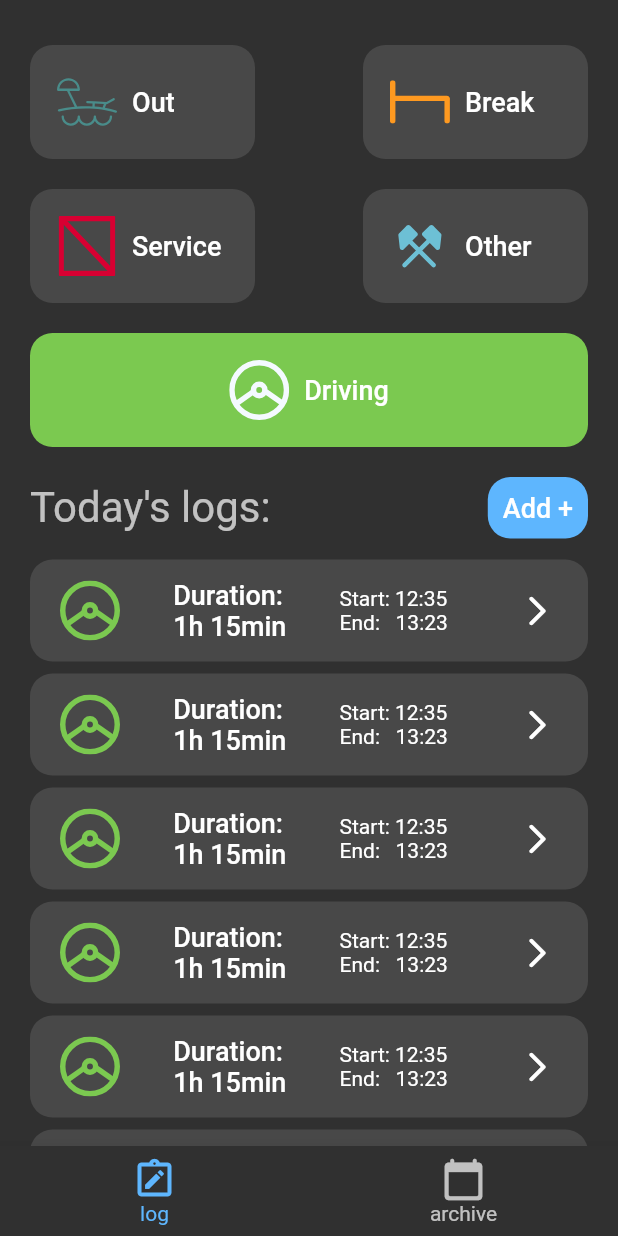
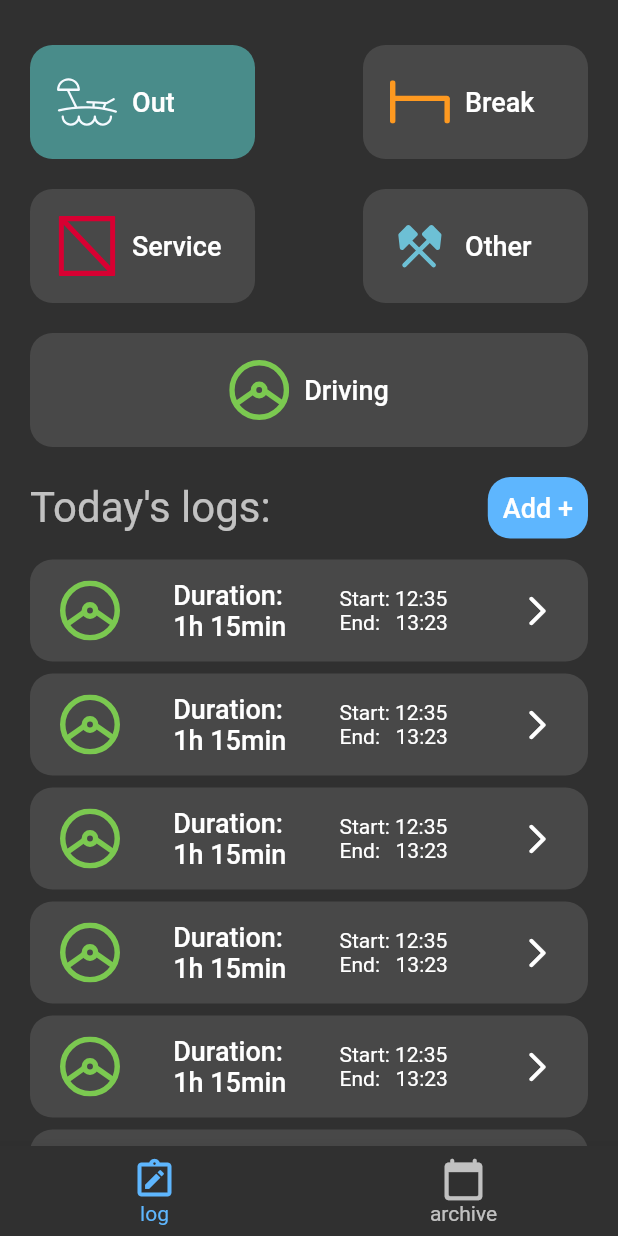
Before and after one commit to JTorkk/driving-time-logger, a Flutter app: the screen it shows after launch, on a phone screen of 412 x 824 dp. Run offline on Flutter 3.47's test engine with Material 2 defaults, Android fonts, the phone set to English and light mode, and no system bars; our stand-ins replace bloc, flutter_bloc, flutter_svg, table_calendar.

Commit message:
amde buttons work

```diff
--- /dev/null
+++ b/driving_time_log/lib/archive_screen/cubit/archive_cubit.dart
@@ -0,0 +1,8 @@
+import 'package:bloc/bloc.dart';
+import 'package:meta/meta.dart';
+
+part 'archive_state.dart';
+
+class ArchiveCubit extends Cubit<ArchiveState> {
+  ArchiveCubit() : super(ArchiveInitial());
+}
--- /dev/null
+++ b/driving_time_log/lib/archive_screen/cubit/archive_state.dart
@@ -0,0 +1,6 @@
+part of 'archive_cubit.dart';
+
+@immutable
+abstract class ArchiveState {}
+
+class ArchiveInitial extends ArchiveState {}
--- a/driving_time_log/lib/driving_screen.dart
+++ /dev/null
@@ -1,123 +0,0 @@
-import 'package:driving_time_log/resources/assets.dart';
-import 'package:driving_time_log/resources/colors.dart';
-import 'package:driving_time_log/resources/maps_lists_enums.dart';
-import 'package:driving_time_log/resources/widgets/button_with_icon.dart';
-import 'package:driving_time_log/resources/widgets/current_days_logs.dart';
-import 'package:driving_time_log/resources/widgets/edit_details_dialog.dart';
-import 'package:driving_time_log/resources/widgets/svg_icon.dart';
-import 'package:flutter/material.dart';
-
-class DrivingScreen extends StatelessWidget {
-  const DrivingScreen({Key? key}) : super(key: key);
-
-  @override
-  Widget build(BuildContext context) {
-    var theme = Theme.of(context).textTheme;
-
-    return SafeArea(
-      bottom: false,
-      right: false,
-      left: false,
-      child: Container(
-        padding: const EdgeInsets.fromLTRB(20, 20, 20, 0),
-        child: Column(
-          children: [
-            Padding(
-              padding: const EdgeInsets.symmetric(vertical: 10),
-              child: Row(
-                mainAxisAlignment: MainAxisAlignment.spaceBetween,
-                children: [
-                  //TODO: only one button can be choosen at time if one is choosen and other one is pressed
-                  //it will create new log event
-                  ButtonWithIcon(
-                    text: 'Out',
-                    color: cyan,
-                    icon: out,
-                    onTap: () {
-                      print('out');
-                    },
-                  ),
-                  ButtonWithIcon(
-                    text: 'Break',
-                    color: orange,
-                    icon: sleepAndBreak,
-                    onTap: () {
-                      print('break');
-                    },
-                  ),
-                ],
-              ),
-            ),
-            Padding(
-              padding: const EdgeInsets.symmetric(vertical: 10),
-              child: Row(
-                mainAxisAlignment: MainAxisAlignment.spaceBetween,
-                children: [
-                  ButtonWithIcon(
-                    text: 'Service',
-                    color: red,
-                    icon: service,
-                    onTap: () {
-                      print('service');
-                    },
-                  ),
-                  ButtonWithIcon(
-                    text: 'Other',
-                    color: blue,
-                    icon: otherWork,
-                    onTap: () {
-                      print('other');
-                    },
-                  ),
-                ],
-              ),
-            ),
-            Padding(
-              padding: const EdgeInsets.symmetric(vertical: 10),
-              child: ButtonWithIcon(
-                text: 'Driving',
-                color: green,
-                icon: driving,
-                center: true,
-                selected: true,
-                onTap: () {
-                  print('driving');
-                },
-              ),
-            ),
-            const SizedBox(height: 10),
-            Row(
-              mainAxisAlignment: MainAxisAlignment.spaceBetween,
-              children: [
-                Text(
-                  "Today's logs:",
-                  style: theme.headline2,
-                ),
-                GestureDetector(
-                  onTap: () {
-                    detailsDialog(context: context);
-                  },
-                  child: Container(
-                    padding: const EdgeInsets.all(10),
-                    decoration: const BoxDecoration(
-                      color: accentblue,
-                      borderRadius: BorderRadius.all(
-                        Radius.circular(15),
-                      ),
-                    ),
-                    child: Text(
-                      'Add +',
-                      style: theme.bodyText1,
-                    ),
-                  ),
-                ),
-              ],
-            ),
-            const SizedBox(height: 10),
-            const CurrentDayLogs(),
-          ],
-        ),
-      ),
-    );
-  }
-}
--- /dev/null
+++ b/driving_time_log/lib/driving_screen/cubit/driving_cubit.dart
@@ -0,0 +1,12 @@
+import 'package:bloc/bloc.dart';
+import 'package:driving_time_log/resources/maps_Lists_enums.dart';
+
+part 'driving_state.dart';
+
+class DrivingCubit extends Cubit<DrivingState> {
+  DrivingCubit() : super(const DrivingState());
+
+  void setEnabledButton({required IconsAndNames button}) async {
+    emit(state.copyWith(enabledIcon: button));
+  }
+}
--- /dev/null
+++ b/driving_time_log/lib/driving_screen/cubit/driving_state.dart
@@ -0,0 +1,20 @@
+part of 'driving_cubit.dart';
+
+class DrivingState {
+  final bool busy;
+  final IconsAndNames enabledIcon;
+
+  const DrivingState({
+    this.busy = false,
+    this.enabledIcon = IconsAndNames.out,
+  });
+
+  DrivingState copyWith({
+    bool? busy,
+    IconsAndNames? enabledIcon,
+  }) =>
+      DrivingState(
+        busy: busy ?? this.busy,
+        enabledIcon: enabledIcon ?? this.enabledIcon,
+      );
+}
--- /dev/null
+++ b/driving_time_log/lib/driving_screen/driving_screen.dart
@@ -0,0 +1,149 @@
+import 'package:driving_time_log/driving_screen/cubit/driving_cubit.dart';
+import 'package:driving_time_log/resources/assets.dart';
+import 'package:driving_time_log/resources/colors.dart';
+import 'package:driving_time_log/resources/maps_Lists_enums.dart';
+import 'package:driving_time_log/resources/widgets/button_with_icon.dart';
+import 'package:driving_time_log/resources/widgets/current_days_logs.dart';
+import 'package:driving_time_log/resources/widgets/edit_details_dialog.dart';
+import 'package:flutter/material.dart';
+import 'package:flutter_bloc/flutter_bloc.dart';
+
+class DrivingScreen extends StatelessWidget {
+  const DrivingScreen({Key? key}) : super(key: key);
+
+  @override
+  Widget build(BuildContext context) {
+    var theme = Theme.of(context).textTheme;
+
+    return BlocProvider(
+      create: (context) => DrivingCubit(),
+      child: BlocBuilder<DrivingCubit, DrivingState>(
+        builder: (context, state) {
+          return SafeArea(
+            bottom: false,
+            right: false,
+            left: false,
+            child: Container(
+              padding: const EdgeInsets.fromLTRB(20, 20, 20, 0),
+              child: Column(
+                children: [
+                  Padding(
+                    padding: const EdgeInsets.symmetric(vertical: 10),
+                    child: Row(
+                      mainAxisAlignment: MainAxisAlignment.spaceBetween,
+                      children: [
+                        //TODO: only one button can be choosen at time if one is choosen and other one is pressed
+                        //it will create new log event
+                        ButtonWithIcon(
+                          text: 'Out',
+                          color: cyan,
+                          icon: out,
+                          selected: state.enabledIcon == IconsAndNames.out,
+                          enabled: !(state.enabledIcon == IconsAndNames.out),
+                          onTap: () {
+                            context.read<DrivingCubit>().setEnabledButton(button: IconsAndNames.out);
+                            print('out');
+                          },
+                        ),
+                        ButtonWithIcon(
+                          text: 'Break',
+                          color: orange,
+                          icon: sleepAndBreak,
+                          selected: state.enabledIcon == IconsAndNames.sleepAndBreak,
+                          enabled: !(state.enabledIcon == IconsAndNames.sleepAndBreak),
+                          onTap: () {
+                            context.read<DrivingCubit>().setEnabledButton(button: IconsAndNames.sleepAndBreak);
+
+                            print('break');
+                          },
+                        ),
+                      ],
+                    ),
+                  ),
+                  Padding(
+                    padding: const EdgeInsets.symmetric(vertical: 10),
+                    child: Row(
+                      mainAxisAlignment: MainAxisAlignment.spaceBetween,
+                      children: [
+                        ButtonWithIcon(
+                          text: 'Service',
+                          color: red,
+                          icon: service,
+                          selected: state.enabledIcon == IconsAndNames.service,
+                          enabled: !(state.enabledIcon == IconsAndNames.service),
+                          onTap: () {
+                            context.read<DrivingCubit>().setEnabledButton(button: IconsAndNames.service);
+
+                            print('service');
+                          },
+                        ),
+                        ButtonWithIcon(
+                          text: 'Other',
+                          color: blue,
+                          icon: otherWork,
+                          selected: state.enabledIcon == IconsAndNames.otherWork,
+                          enabled: !(state.enabledIcon == IconsAndNames.otherWork),
+                          onTap: () {
+                            context.read<DrivingCubit>().setEnabledButton(button: IconsAndNames.otherWork);
+
+                            print('other');
+                          },
+                        ),
+                      ],
+                    ),
+                  ),
+                  Padding(
+                    padding: const EdgeInsets.symmetric(vertical: 10),
+                    child: ButtonWithIcon(
+                      text: 'Driving',
+                      color: green,
+                      icon: driving,
+                      center: true,
+                      selected: state.enabledIcon == IconsAndNames.driving,
+                      enabled: !(state.enabledIcon == IconsAndNames.driving),
+                      onTap: () {
+                        context.read<DrivingCubit>().setEnabledButton(button: IconsAndNames.driving);
+
+                        print('driving');
+                      },
+                    ),
+                  ),
+                  const SizedBox(height: 10),
+                  Row(
+                    mainAxisAlignment: MainAxisAlignment.spaceBetween,
+                    children: [
+                      Text(
+                        "Today's logs:",
+                        style: theme.headline2,
+                      ),
+                      GestureDetector(
+                        onTap: () {
+                          detailsDialog(context: context);
+                        },
+                        child: Container(
+                          padding: const EdgeInsets.all(10),
+                          decoration: const BoxDecoration(
+                            color: accentblue,
+                            borderRadius: BorderRadius.all(
+                              Radius.circular(15),
+                            ),
+                          ),
+                          child: Text(
+                            'Add +',
+                            style: theme.bodyText1,
+                          ),
+                        ),
+                      ),
+                    ],
+                  ),
+                  const SizedBox(height: 10),
+                  const CurrentDayLogs(),
+                ],
+              ),
+            ),
+          );
+        },
+      ),
+    );
+  }
+}
--- a/driving_time_log/lib/home_screen.dart
+++ b/driving_time_log/lib/home_screen.dart
@@ -1,8 +1,8 @@
 import 'package:driving_time_log/resources/colors.dart';
 import 'package:flutter/material.dart';
 
-import 'archive_screen.dart';
-import 'driving_screen.dart';
+import 'archive_screen/archive_screen.dart';
+import 'driving_screen/driving_screen.dart';
 
 class HomeScreen extends StatefulWidget {
   const HomeScreen({Key? key}) : super(key: key);
--- a/driving_time_log/lib/resources/widgets/button_with_icon.dart
+++ b/driving_time_log/lib/resources/widgets/button_with_icon.dart
@@ -9,6 +9,7 @@ class ButtonWithIcon extends StatelessWidget {
   final Function()? onTap;
   final bool center;
   final bool selected;
+  final bool enabled;
 
   const ButtonWithIcon({
     Key? key,
@@ -18,13 +19,14 @@ class ButtonWithIcon extends StatelessWidget {
     this.onTap,
     this.center = false,
     this.selected = false,
+    this.enabled = true,
   }) : super(key: key);
 
   @override
   Widget build(BuildContext context) {
     var theme = Theme.of(context).textTheme;
     return GestureDetector(
-      onTap: onTap,
+      onTap: enabled ? onTap : null,
       child: Container(
         constraints: const BoxConstraints(
           minWidth: 150.0,
--- a/driving_time_log/lib/resources/widgets/current_days_logs.dart
+++ b/driving_time_log/lib/resources/widgets/current_days_logs.dart
@@ -7,6 +7,7 @@ import 'package:flutter/material.dart';
 
 class CurrentDayLogs extends StatelessWidget {
   //TODO: Take day as parameter and search for the logs of that day
+  //TODO: think about does this need cubit
   const CurrentDayLogs({Key? key}) : super(key: key);
 
   @override
--- a/driving_time_log/lib/resources/widgets/edit_details_dialog.dart
+++ b/driving_time_log/lib/resources/widgets/edit_details_dialog.dart
@@ -8,6 +8,7 @@ Future<dynamic> detailsDialog({
   required BuildContext context,
   //TODO always needs date as parameter
   //TODO: take the info as parameters if everything except date is date -> make new log point
+  //TODO: cubuit stuff needs to be added
 }) {
   return showDialog(
     context: context,
@@ -242,6 +243,7 @@ Future<dynamic> detailsDialog({
                 ],
               ),
             ),
+            //TODO: add remove log button here
           ],
         ),
       );
--- a/driving_time_log/pubspec.yaml
+++ b/driving_time_log/pubspec.yaml
@@ -34,6 +34,7 @@ dependencies:
     sdk: flutter
   flutter_bloc: ^8.0.1
   flutter_svg: ^1.0.3
+  sqflite: ^2.0.2
   table_calendar: ^3.0.3
 
 dev_dependencies:
```
Also changed, not shown: driving_time_log/lib/archive_screen/archive_screen.dart (renamed from driving_time_log/lib/archive_screen.dart), driving_time_log/pubspec.lock, 6 other files.
